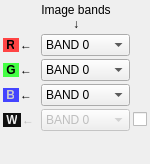
Above: Code/Common/Gui/mvdColorSetupWidget.ui from orfeotoolbox/OTB before the change. Below: the same form after it.
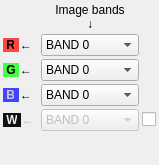
That is the form after the change.

Commit message: GUI: Centering label

The edit to the form file:
```diff
--- a/Code/Common/Gui/mvdColorSetupWidget.ui
+++ b/Code/Common/Gui/mvdColorSetupWidget.ui
@@ -6,8 +6,8 @@
    <rect>
     <x>0</x>
     <y>0</y>
-    <width>150</width>
-    <height>164</height>
+    <width>159</width>
+    <height>165</height>
    </rect>
   </property>
   <property name="windowTitle">
@@ -104,7 +104,7 @@
      <item row="0" column="1">
       <widget class="QLabel" name="fileComponentLabel">
        <property name="sizePolicy">
-        <sizepolicy hsizetype="Maximum" vsizetype="Maximum">
+        <sizepolicy hsizetype="Expanding" vsizetype="Maximum">
          <horstretch>0</horstretch>
          <verstretch>0</verstretch>
         </sizepolicy>
@@ -112,6 +112,9 @@
        <property name="text">
         <string>&lt;html&gt;&lt;head/&gt;&lt;body&gt;&lt;p align=&quot;center&quot;&gt;Image bands&lt;br/&gt;↓&lt;/p&gt;&lt;/body&gt;&lt;/html&gt;</string>
        </property>
+       <property name="alignment">
+        <set>Qt::AlignCenter</set>
+       </property>
       </widget>
      </item>
      <item row="1" column="0">
```
